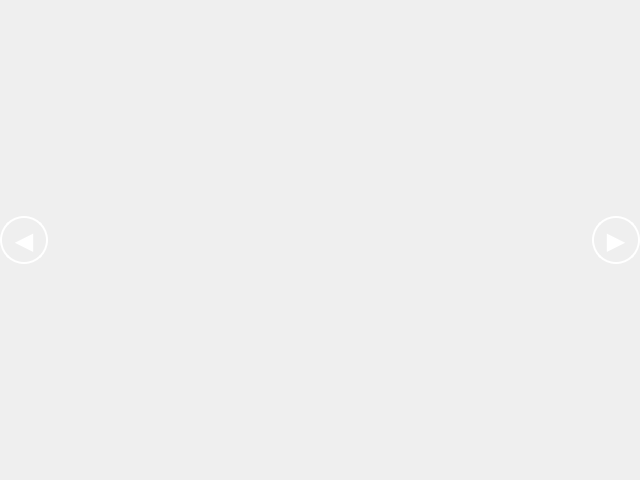
The window that launcher/modManager/imageviewer_moc.ui (GeorgeK1ng/vcmi) describes before a commit, drawn with Qt 5.
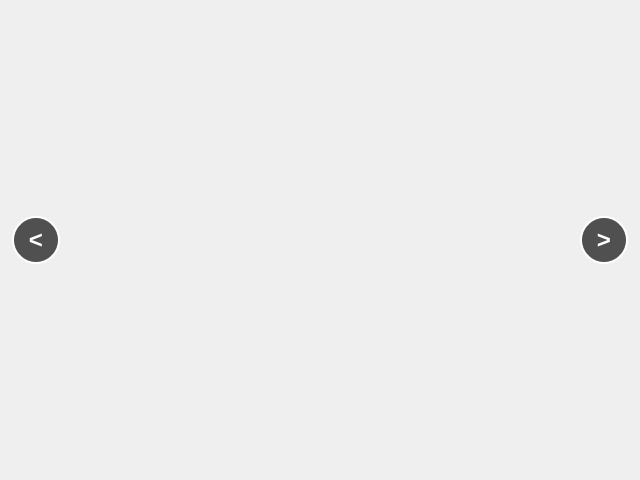
The same window after the commit.

Commit message: Refine ImageViewer controls, gestures and aspect-safe scaling

```diff
--- a/launcher/modManager/imageviewer_moc.ui
+++ b/launcher/modManager/imageviewer_moc.ui
@@ -24,16 +24,19 @@
     <enum>QLayout::SetNoConstraint</enum>
    </property>
    <property name="leftMargin">
-    <number>0</number>
+    <number>12</number>
    </property>
    <property name="topMargin">
-    <number>0</number>
+    <number>12</number>
    </property>
    <property name="rightMargin">
-    <number>0</number>
+    <number>12</number>
    </property>
    <property name="bottomMargin">
-    <number>0</number>
+    <number>12</number>
+   </property>
+   <property name="horizontalSpacing">
+    <number>8</number>
    </property>
    <item row="0" column="0">
     <widget class="QPushButton" name="buttonPrevious">
@@ -54,7 +57,7 @@
      </property>
      <property name="styleSheet">
       <string notr="true">QPushButton {
-	background-color: transparent;
+	background-color: rgba(0, 0, 0, 170);
 	color: white;
 	border: 2px solid white;
 	border-radius: 24px;
@@ -66,7 +69,7 @@
 }</string>
      </property>
      <property name="text">
-      <string>◀</string>
+      <string>&lt;</string>
      </property>
     </widget>
    </item>
@@ -81,6 +84,9 @@
      <property name="text">
       <string/>
      </property>
+     <property name="alignment">
+      <set>Qt::AlignCenter</set>
+     </property>
      <property name="scaledContents">
       <bool>true</bool>
      </property>
@@ -105,7 +111,7 @@
      </property>
      <property name="styleSheet">
       <string notr="true">QPushButton {
-	background-color: transparent;
+	background-color: rgba(0, 0, 0, 170);
 	color: white;
 	border: 2px solid white;
 	border-radius: 24px;
@@ -117,7 +123,7 @@
 }</string>
      </property>
      <property name="text">
-      <string>▶</string>
+      <string>&gt;</string>
      </property>
     </widget>
    </item>
```
Left out of the diff: 12 changed lines with no effect on the pictures. The commit also changes 2 other files.
